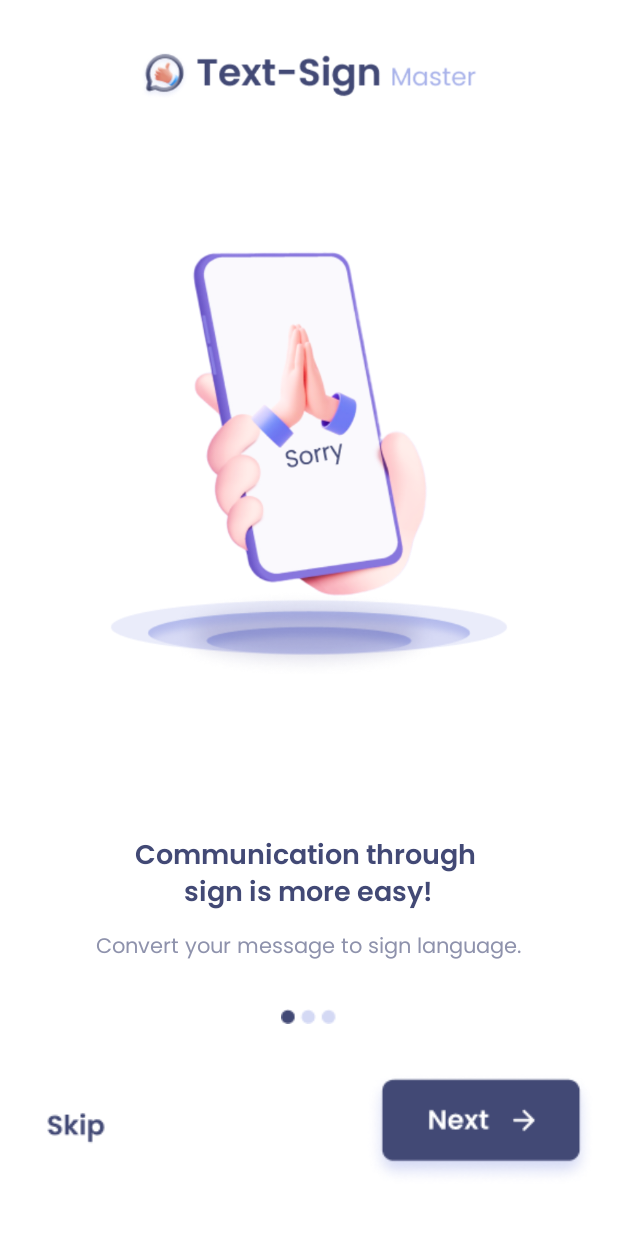
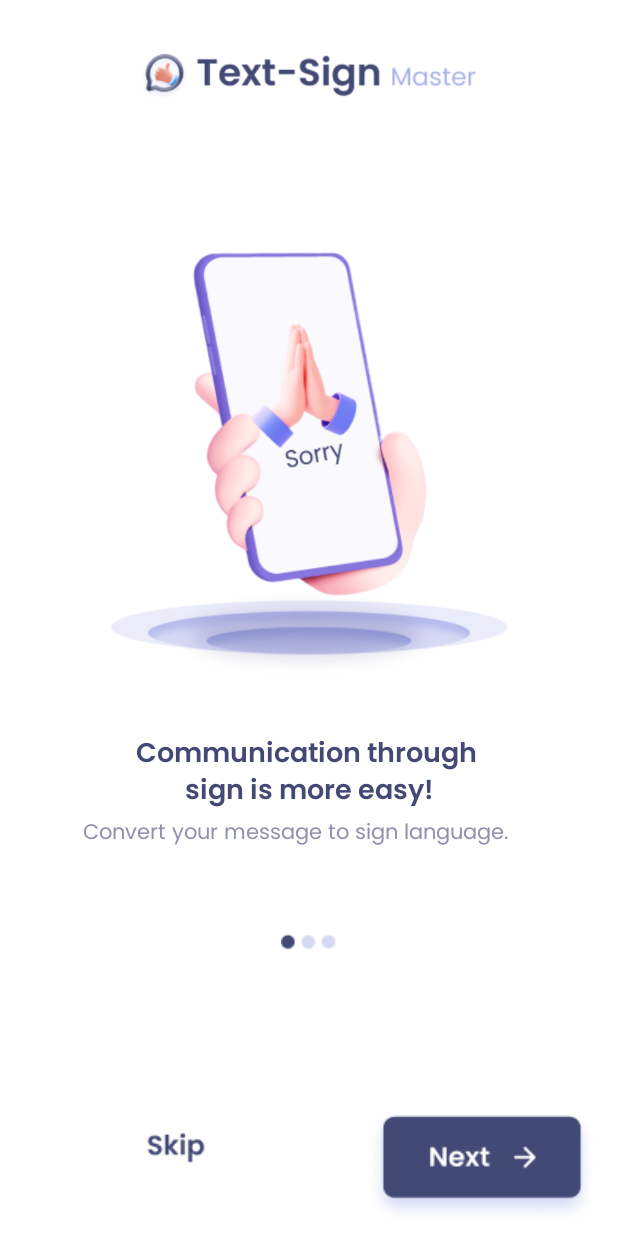
Before and after one commit to obaidak407/hand-detector-app, an Android app: the screen it shows after launch (onboarding_first), on a phone screen of 412 x 824 dp. Run offline under Robolectric (Android 15) with nearby library versions, the phone set to English and light mode, and no system bars.

Commit message:
fixed ui

```diff
--- a/app/src/main/java/com/example/imagepro/TexttoSign.java
+++ b/app/src/main/java/com/example/imagepro/TexttoSign.java
@@ -18,7 +18,7 @@ import android.widget.EditText;
 import android.widget.ImageButton;
 import android.widget.ImageView;
 import android.widget.TextView;
-import android.widget.Toast;
+//import android.widget.Toast;
 
 import java.util.Arrays;
 import java.util.Timer;
@@ -49,7 +49,7 @@ public class TexttoSign extends AppCompatActivity {
                 String text = edtText.getText().toString();
                 //Converting String to char array
                 char[] arr = text.toCharArray();
-                Toast.makeText(TexttoSign.this, "Array lenght: "+arr.length+" String lenght: "+text.length(),Toast.LENGTH_LONG).show();
+                //Toast.makeText(TexttoSign.this, "Array lenght: "+arr.length+" String lenght: "+text.length(),Toast.LENGTH_LONG).show();
                 tvText.setText(Arrays.toString(arr));
                 imgSigns.setImageResource(getImageId(arr[0]));
 
@@ -60,7 +60,7 @@ public class TexttoSign extends AppCompatActivity {
                     public void run() {
                         if (i<arr.length){
                             ImageViewAnimatedChange(getApplicationContext(), imgSigns, getImageId(arr[i]));
-                            Toast.makeText(TexttoSign.this, "Toast no: "+i, Toast.LENGTH_SHORT).show();
+                           // Toast.makeText(TexttoSign.this, "Toast no: "+i, Toast.LENGTH_SHORT).show();
                             i++;
                         }
                         new Handler().postDelayed(this,1000);
--- a/app/src/main/res/layout/activity_onboarding_first.xml
+++ b/app/src/main/res/layout/activity_onboarding_first.xml
@@ -19,17 +19,16 @@
         android:textSize="14sp"
         app:layout_constraintBottom_toBottomOf="parent"
         app:layout_constraintEnd_toEndOf="parent"
-        app:layout_constraintHorizontal_bias="0.495"
+        app:layout_constraintHorizontal_bias="0.429"
         app:layout_constraintStart_toStartOf="parent"
-        app:layout_constraintTop_toBottomOf="@+id/textView5"
-        app:layout_constraintVertical_bias="0.253" />
+        app:layout_constraintTop_toBottomOf="@+id/textView9"
+        app:layout_constraintVertical_bias="0.0" />
 
     <TextView
         android:id="@+id/textView9"
         android:layout_width="wrap_content"
         android:layout_height="wrap_content"
-        android:layout_marginTop="3dp"
-        android:layout_marginBottom="212dp"
+        android:layout_marginBottom="204dp"
         android:fontFamily="@font/poppins_semi_bold"
         android:text="Communication through \nsign is more easy!"
         android:textAlignment="center"
@@ -37,10 +36,9 @@
         android:textSize="18sp"
         app:layout_constraintBottom_toBottomOf="parent"
         app:layout_constraintEnd_toEndOf="parent"
-        app:layout_constraintHorizontal_bias="0.497"
         app:layout_constraintStart_toStartOf="parent"
-        app:layout_constraintTop_toBottomOf="@+id/imageView4"
-        app:layout_constraintVertical_bias="0.0" />
+        app:layout_constraintTop_toBottomOf="@+id/imageView8"
+        app:layout_constraintVertical_bias="0.292" />
 
     <ImageView
         android:id="@+id/imageView8"
@@ -66,6 +64,19 @@
         app:srcCompat="@drawable/top_image" />
 
     <ImageButton
+        android:id="@+id/imageButton2"
+        android:layout_width="182dp"
+        android:layout_height="95dp"
+        android:background="@color/white"
+        android:contentDescription="next"
+        android:onClick="nextAction"
+        app:layout_constraintBottom_toBottomOf="parent"
+        app:layout_constraintEnd_toEndOf="parent"
+        app:layout_constraintTop_toBottomOf="@+id/imageView2"
+        app:layout_constraintVertical_bias="1.0"
+        app:srcCompat="@drawable/next_btn" />
+
+    <ImageButton
         android:id="@+id/imageButton"
         android:layout_width="wrap_content"
         android:layout_height="wrap_content"
@@ -74,26 +85,11 @@
         android:onClick="mainActivity"
         app:layout_constraintBottom_toBottomOf="parent"
         app:layout_constraintEnd_toStartOf="@+id/imageButton2"
-        app:layout_constraintHorizontal_bias="0.5"
+        app:layout_constraintHorizontal_bias="0.517"
         app:layout_constraintStart_toStartOf="parent"
         app:layout_constraintTop_toTopOf="parent"
-        app:layout_constraintVertical_bias="0.939"
+        app:layout_constraintVertical_bias="0.957"
         app:srcCompat="@drawable/skip_btn" />
-
-    <ImageButton
-        android:id="@+id/imageButton2"
-        android:layout_width="182dp"
-        android:layout_height="95dp"
-        android:layout_marginStart="128dp"
-        android:background="@color/white"
-        android:contentDescription="next"
-        android:onClick="nextAction"
-        app:layout_constraintBottom_toBottomOf="parent"
-        app:layout_constraintEnd_toEndOf="parent"
-        app:layout_constraintStart_toEndOf="@+id/imageButton"
-        app:layout_constraintTop_toBottomOf="@+id/imageView2"
-        app:layout_constraintVertical_bias="0.963"
-        app:srcCompat="@drawable/next_btn" />
 
     <ImageView
         android:id="@+id/imageView9"
@@ -103,7 +99,7 @@
         app:layout_constraintEnd_toEndOf="parent"
         app:layout_constraintStart_toStartOf="parent"
         app:layout_constraintTop_toBottomOf="@+id/textView8"
-        app:layout_constraintVertical_bias="0.167"
+        app:layout_constraintVertical_bias="0.221"
         app:srcCompat="@drawable/first_pt" />
 
 </androidx.constraintlayout.widget.ConstraintLayout>
```
Also changed, not shown: app/src/main/res/layout/activity_main.xml (+8 -8 lines), app/src/main/res/layout/activity_signto_text.xml (+13 -13 lines), app/src/main/res/layout/activity_textto_sign.xml (+5 -9 lines), app/src/main/res/drawable/clear.png.
